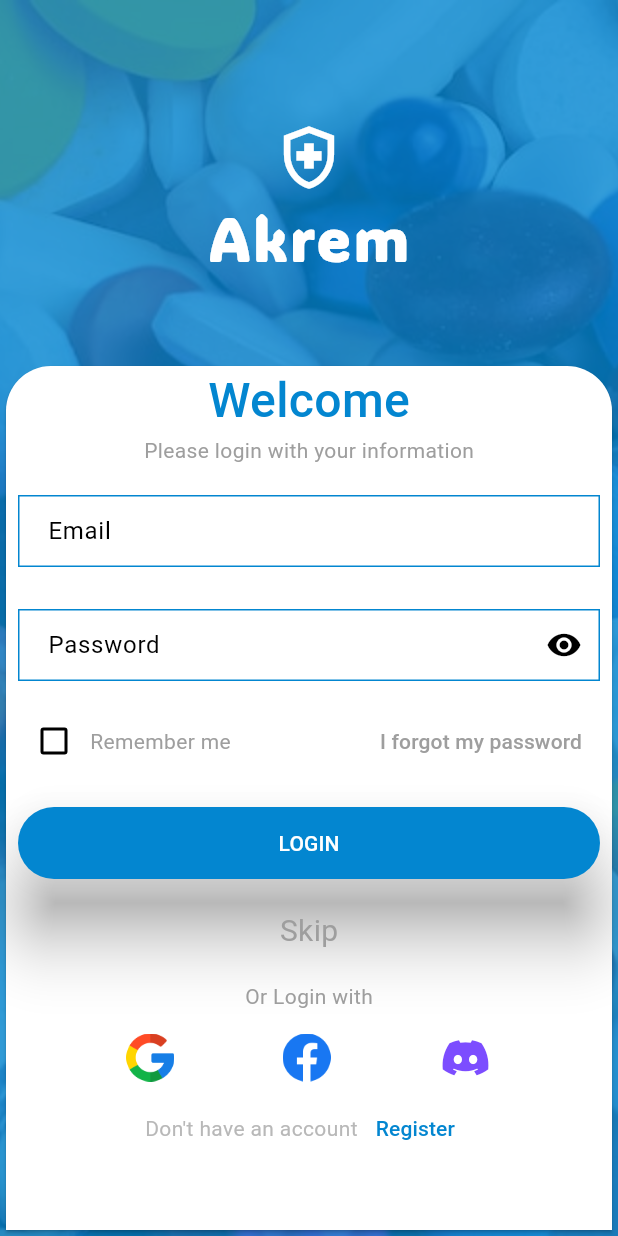
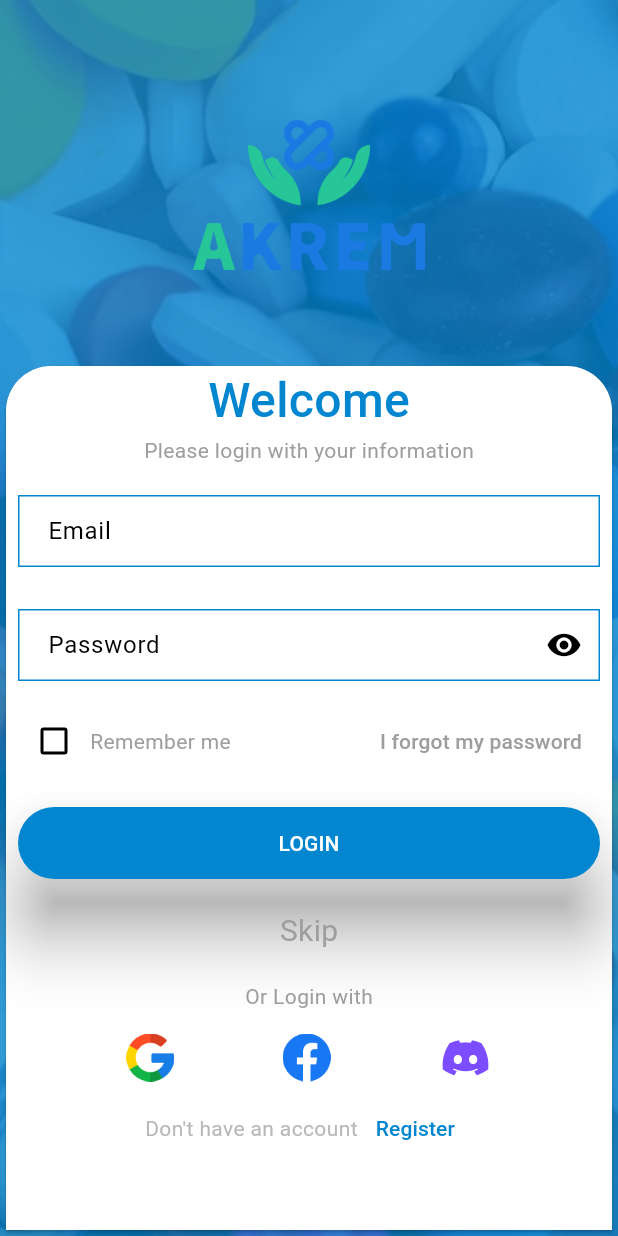
Before and after one commit to darsh-7/G-akrem, a Flutter app: the LoginPage screen opened by its route, on a phone screen of 412 x 824 dp. Run offline on Flutter 3.47's test engine with Material 2 defaults, Android fonts, the phone set to English and light mode, and no system bars; our stand-ins replace camera, flutter_svg, get, get_storage, google_maps_flutter, hive and 2 more; accounts and stored records are empty; network calls fail.

Commit message:
add new svg van icon add akrem icons and add it to login screen and NavigationBar.dart add new hive object and adapter

```diff
--- a/lib/Screens/login/login_page.dart
+++ b/lib/Screens/login/login_page.dart
@@ -1,11 +1,13 @@
 import 'package:akrem/Screens/login/register_page.dart';
 import 'package:akrem/Screens/map/map_screen.dart';
+import 'package:akrem/constants/app_images.dart';
 import 'package:flutter/material.dart';
 
 import 'package:akrem/widgets/input.dart';
 import 'package:akrem/services/validator.dart';
 import 'package:flutter/scheduler.dart';
 import 'package:flutter/services.dart';
+import 'package:flutter_svg/flutter_svg.dart';
 import 'package:get/get.dart';
 
 import '../main/NavigationBar.dart';
@@ -59,23 +61,33 @@ class _LoginPage extends State<LoginPage> {
   Widget _buildTop() {
     return SizedBox(
       width: mediaSize.width,
-      child: const Column(
+      child: Column(
         mainAxisSize: MainAxisSize.min,
         children: [
-          Icon(
-            Icons.health_and_safety_outlined,
-            size: 50,
-            color: Colors.white,
+          SizedBox(
+              height: 100,
+              width: 180,
+              child: Image.asset(AppImages.akrem)
+
+              // SvgPicture.asset(
+              //   AppImages.akremSVG,
+              //   fit: BoxFit.scaleDown,
+              // )
           ),
-          Text(
-            "Akrem",
-            style: TextStyle(
-                color: Colors.white,
-                fontWeight: FontWeight.bold,
-                fontFamily: "front",
-                fontSize: 40,
-                letterSpacing: 2),
-          )
+          // Icon(
+          //   Icons.health_and_safety_outlined,
+          //   size: 50,
+          //   color: Colors.white,
+          // ),
+          // Text(
+          //   "Akrem",
+          //   style: TextStyle(
+          //       color: Colors.white,
+          //       fontWeight: FontWeight.bold,
+          //       fontFamily: "front",
+          //       fontSize: 40,
+          //       letterSpacing: 2),
+          // )
         ],
       ),
     );
@@ -210,7 +222,7 @@ class _LoginPage extends State<LoginPage> {
               //   return;
               // }
 
-              Get.offAll( Get.offAll(SelectLocation()));
+              Get.offAll(Get.offAll(SelectLocation()));
             },
             style: ElevatedButton.styleFrom(
               shape: const StadiumBorder(),
--- a/lib/constants/app_images.dart
+++ b/lib/constants/app_images.dart
@@ -22,6 +22,12 @@ class AppImages {
   static const String donate = "assets/icons/donate.svg";
 
 
+
+  static const String akremLogo = "assets/icons/akremLogo.png";
+  static const String akremLogoSVG = "assets/icons/akremLogoSVG.svg";
+
+  static const String akrem = "assets/icons/akrem.png";
+  static const String akremSVG = "assets/icons/akremSVG.svg";
   static const String pillIcon = "assets/icons/pill.svg";
   static const String homeIcon = "assets/icons/icon-box.png";
   static const String backIcon = "assets/icons/vector.png";
```
Also changed, not shown: lib/Screens/basket/add_medic.dart (+0 -18 lines), lib/Screens/basket/medic_list.dart (+17 -13 lines), lib/Screens/main/NavigationBar.dart (+18 -15 lines), lib/db/basket.dart (+25 -38 lines), lib/model/medic.dart (+13 -5 lines), lib/myApp.dart (+10 -0 lines), pubspec.yaml (+4 -7 lines), assets/icons/akrem.png (added), assets/icons/akremLogo.png (added), assets/icons/akremLogoSVG.svg (added), assets/icons/akremSVG.svg (added), assets/icons/delivery_van.svg, lib/model/medic.g.dart (added), pubspec.lock. Lines whose indentation alone changed are shown as unchanged.
